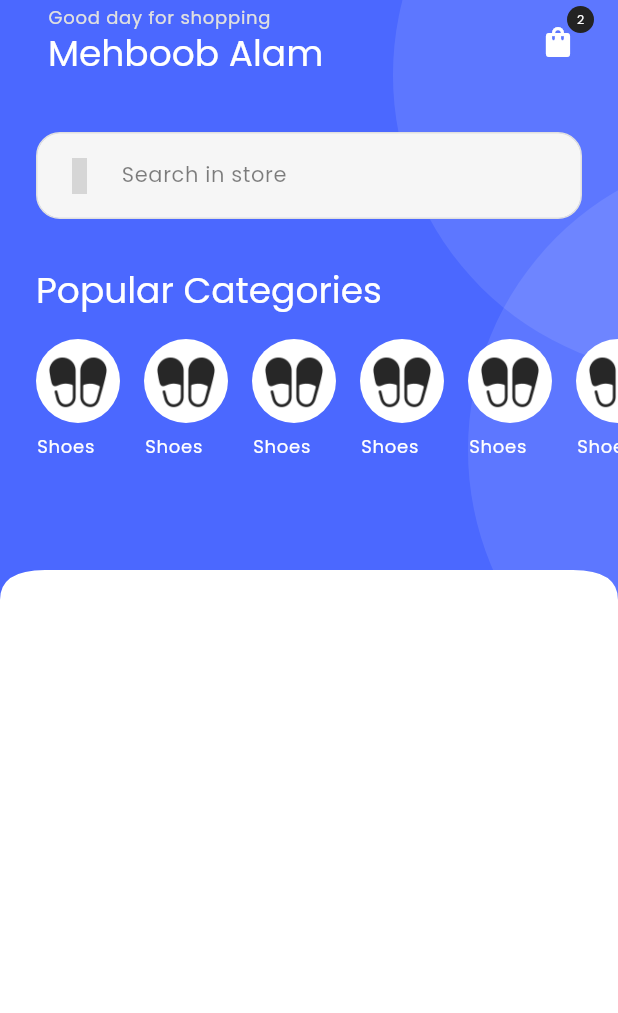
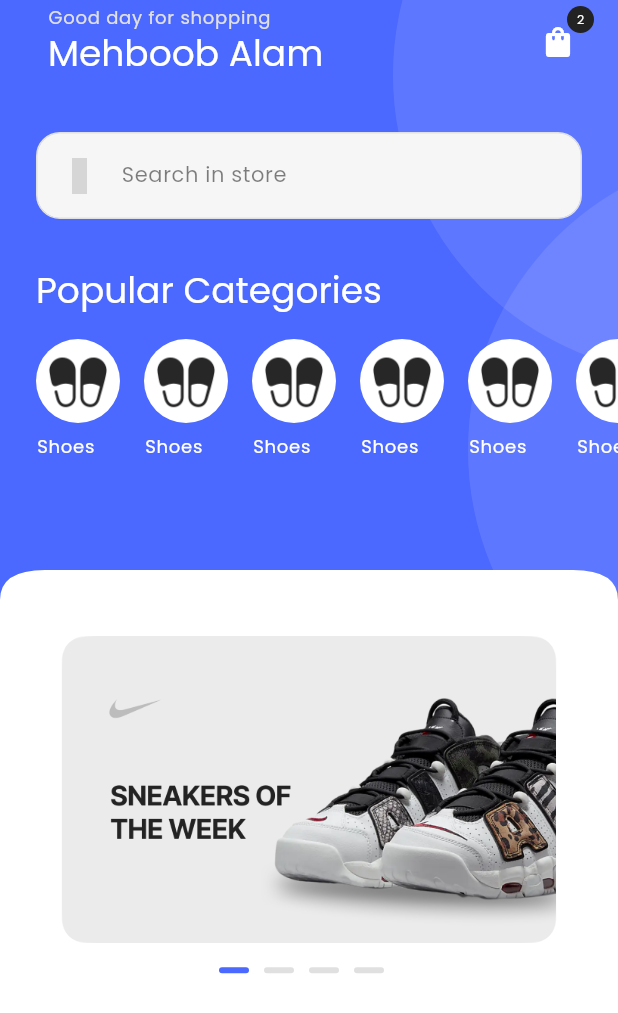
Before and after one commit to Mehboob-alam1/EcommerceFlutterApplication, a Flutter app: the HomeScreen screen opened directly, on a phone screen of 412 x 824 dp. Shown: the top 1013 px of the screen. Run offline on Flutter 3.47's test engine with Material 3 defaults, Android fonts, the phone set to English and light mode, and no system bars; drawn by our look-alikes of carousel_slider; our stand-ins replace get, get_storage, iconsax, logger, smooth_page_indicator; accounts and stored records are empty; project files that could hold a hidden picture were left out; grey boxes are pictures that could not be loaded.

Commit message:
carousel slider added with controller to control the list and the dot navigation

```diff
--- a/lib/common/widgets/custom_shapes/containers/circular_container.dart
+++ b/lib/common/widgets/custom_shapes/containers/circular_container.dart
@@ -5,26 +5,29 @@ import '../../../../utils/constants/colors.dart';
 class TCircularContainer extends StatelessWidget {
   const TCircularContainer({
     super.key,
-    this.widht = 400,
+    this.width = 400,
     this.height = 400,
     this.radius = 400,
     this.padding = 0,
     this.child,
     this.backgroundColor = TColor.white,
+    this.margin,
   });
 
-  final double? widht;
+  final double? width;
   final double? height;
   final double radius;
   final double padding;
+  final EdgeInsets? margin;
   final Widget? child;
   final Color backgroundColor;
 
   @override
   Widget build(BuildContext context) {
     return Container(
-      width: widht,
+      width: width,
       height: height,
+      margin: margin,
       padding:  EdgeInsets.all(padding),
       decoration: BoxDecoration(
         borderRadius: BorderRadius.circular(radius),
--- /dev/null
+++ b/lib/common/widgets/images/t_rounded_image.dart
@@ -0,0 +1,59 @@
+import 'package:flutter/material.dart';
+
+import '../../../utils/constants/colors.dart';
+import '../../../utils/constants/sizes.dart';
+
+
+class TRoundedImage extends StatelessWidget {
+  const TRoundedImage({
+    super.key,
+    this.width,
+    this.height,
+    required this.imageUrl,
+    this.applyImageRadius=true,
+    this.border,
+    this.backgroundColor=TColor.light,
+    this.fit=BoxFit.contain,
+    this.padding,
+    this.isNetworkImage=false,
+    this.onPressed,
+    this.borderRadius=TSizes.md,
+  });
+
+  final double? width, height;
+  final String imageUrl;
+  final bool applyImageRadius;
+  final BoxBorder? border;
+  final Color backgroundColor;
+  final BoxFit? fit;
+  final EdgeInsetsGeometry? padding;
+  final bool isNetworkImage;
+  final VoidCallback? onPressed;
+  final double borderRadius;
+
+  @override
+  Widget build(BuildContext context) {
+    return GestureDetector(
+      onTap: onPressed,
+      child: Container(
+        width: width,
+        height: height,
+        padding: padding,
+        decoration: BoxDecoration(
+            border: border,
+            color: backgroundColor,
+            borderRadius: BorderRadius.circular(borderRadius)),
+        child: ClipRRect(
+          borderRadius: applyImageRadius
+              ? BorderRadius.circular(borderRadius)
+              : BorderRadius.zero,
+          child: Image(
+              image: isNetworkImage
+                  ? NetworkImage(imageUrl)
+                  :  AssetImage(imageUrl) as ImageProvider,
+              fit: fit),
+        ),
+      ),
+    );
+  }
+}
--- /dev/null
+++ b/lib/features/shop/controllers/home_controller.dart
@@ -0,0 +1,12 @@
+import 'package:flutter/material.dart';
+import 'package:get/get.dart';
+
+class HomeController extends GetxController {
+  static HomeController get instance => Get.find();
+
+  final carousalCurrentIndex = 0.obs;
+
+  void updatePageIndicator(index) {
+    carousalCurrentIndex.value = index;
+  }
+}
--- a/lib/features/shop/screens/home/home.dart
+++ b/lib/features/shop/screens/home/home.dart
@@ -1,6 +1,8 @@
 import 'package:ecommerce/features/shop/screens/home/widgets/home_appbar.dart';
 import 'package:ecommerce/features/shop/screens/home/widgets/home_categories.dart';
+import 'package:ecommerce/features/shop/screens/home/widgets/promo_slider.dart';
 import 'package:ecommerce/utils/constants/colors.dart';
+import 'package:ecommerce/utils/constants/image_strings.dart';
 import 'package:flutter/material.dart';
 
 import '../../../../common/widgets/custom_shapes/containers/primary_header_container.dart';
@@ -13,7 +15,7 @@ class HomeScreen extends StatelessWidget {
 
   @override
   Widget build(BuildContext context) {
-    return const Scaffold(
+    return  const Scaffold(
       body: SingleChildScrollView(
         child: Column(
           children: [
@@ -50,10 +52,19 @@ class HomeScreen extends StatelessWidget {
                       ],
                     ),
                   ),
-
                 ],
               ),
             ),
+
+            /// Body
+
+            Padding(
+              padding: EdgeInsets.all(TSizes.defaultSpace),
+              child: TPromoSlider(
+                banners: [TImages.promoBanner1,TImages.promoBanner2,TImages.promoBanner3,TImages.banner1],
+              ),
+
+            )
           ],
         ),
       ),
--- /dev/null
+++ b/lib/features/shop/screens/home/widgets/promo_slider.dart
@@ -0,0 +1,53 @@
+import 'package:carousel_slider/carousel_slider.dart';
+import 'package:ecommerce/features/shop/controllers/home_controller.dart';
+import 'package:flutter/material.dart';
+import 'package:get/get.dart';
+
+import '../../../../../common/widgets/custom_shapes/containers/circular_container.dart';
+import '../../../../../common/widgets/images/t_rounded_image.dart';
+import '../../../../../utils/constants/colors.dart';
+import '../../../../../utils/constants/image_strings.dart';
+import '../../../../../utils/constants/sizes.dart';
+
+
+class TPromoSlider extends StatelessWidget {
+  const TPromoSlider({
+    super.key, required this.banners,
+  });
+
+  final List<String> banners;
+
+
+  @override
+  Widget build(BuildContext context) {
+
+    final controller = Get.put(HomeController());
+
+    return Column(
+      children: [
+        CarouselSlider(
+          options: CarouselOptions(
+            viewportFraction: 1,
+       onPageChanged: (index, _)=> controller.updatePageIndicator(index)
+          ),
+          items: banners.map((url) => TRoundedImage(imageUrl: url)).toList(),
+
+        ),
+        const SizedBox(height: TSizes.spaceBtwItems),
+        Obx(
+          ()=> Row(
+            mainAxisAlignment: MainAxisAlignment.center,
+            children: [
+
+              for(int i=0;i<banners.length;i++)
+                 TCircularContainer(width: 20, height: 4, margin: const EdgeInsets.only(right: 10),backgroundColor:controller.carousalCurrentIndex.value==i? TColor.primary: TColor.grey),
+
+            ],
+          ),
+        ),
+
+
+      ],
+    );
+  }
+}
```
